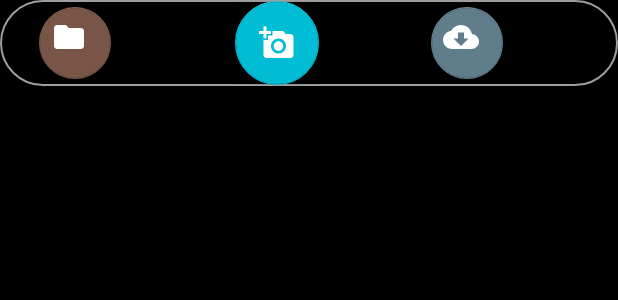
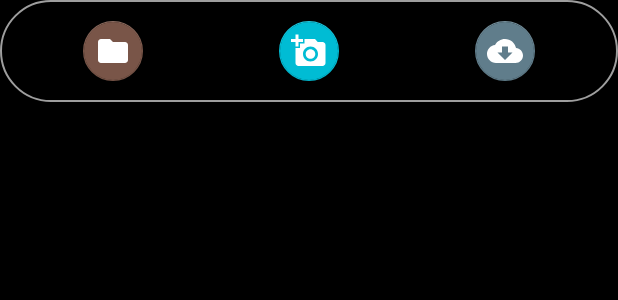
Before and after one commit to XinyueZ/qiaoqiao, an Android app: the layout layout_main_control.xml on its own in the app's theme, with its tools: preview values and no code run, on a phone screen of 412 x 824 dp. Shown: the top 300 px of the screen. Run offline under Robolectric (Android 15) with nearby library versions, the phone set to English and light mode, and no system bars.

Commit message:
Added animating methods

```diff
--- a/app/src/main/res/drawable-v21/ic_loading_pb_group.xml
+++ b/app/src/main/res/drawable-v21/ic_loading_pb_group.xml
@@ -15,7 +15,7 @@
             android:strokeColor="@color/colorYellow"
             android:strokeLineCap="square"
             android:strokeLineJoin="miter"
-            android:strokeWidth="4"
+            android:strokeWidth="8"
             android:trimPathEnd="0"
             android:trimPathOffset="0"
             android:trimPathStart="0" />
--- a/app/src/main/res/drawable/ic_loading_pb_group.xml
+++ b/app/src/main/res/drawable/ic_loading_pb_group.xml
@@ -10,12 +10,12 @@
         android:translateX="24.0"
         android:translateY="24.0">
         <path
-            android:fillColor="@color/colorYellow"
+            android:fillColor="@color/colorTransparent"
             android:pathData="M0, 0 m 0, -19 a -19,19 0 1,1 0,38"
-            android:strokeColor="@color/colorAccent"
+            android:strokeColor="@color/colorYellow"
             android:strokeLineCap="square"
             android:strokeLineJoin="miter"
-            android:strokeWidth="4"
+            android:strokeWidth="8"
             />
 
     </group>
@@ -30,7 +30,7 @@
             android:strokeColor="@color/colorGrey"
             android:strokeLineCap="square"
             android:strokeLineJoin="miter"
-            android:strokeWidth="4"
+            android:strokeWidth="8"
             />
     </group>
 
--- a/app/src/main/res/layout/layout_main_control.xml
+++ b/app/src/main/res/layout/layout_main_control.xml
@@ -9,11 +9,18 @@
         android:background="@drawable/round_gray_rectangle"
         android:gravity="center"
         android:orientation="horizontal"
+        android:paddingBottom="@dimen/medium"
+        android:paddingTop="@dimen/medium"
         android:weightSum="3">
 
         <FrameLayout
             style="@style/ButtonContainer">
 
+
+            <ImageView
+                android:id="@+id/from_local_fb_pb"
+                style="@style/ButtonProgressBar"
+                app:srcCompat="@drawable/ic_animated_loading_pb"/>
 
             <android.support.design.widget.FloatingActionButton
                 android:id="@+id/from_local_fb"
@@ -22,32 +29,34 @@
                 app:fabSize="mini"
                 app:srcCompat="@drawable/ic_from_local"/>
 
-            <ImageView
-                android:id="@+id/from_local_fb_pb"
-                style="@style/ButtonProgressBar"
-                app:srcCompat="@drawable/ic_animated_loading_pb"/>
         </FrameLayout>
 
         <FrameLayout
             style="@style/ButtonContainer">
 
 
+            <ImageView
+                android:id="@+id/capture_fb_pb"
+                style="@style/ButtonProgressBar"
+                app:srcCompat="@drawable/ic_animated_loading_pb"/>
+
             <android.support.design.widget.FloatingActionButton
                 android:id="@+id/capture_fb"
                 style="@style/MainControlButton"
                 app:backgroundTint="@color/colorCyan"
-                app:fabSize="normal"
+                app:fabSize="mini"
                 app:srcCompat="@drawable/ic_capture"/>
 
-            <ImageView
-                android:id="@+id/capture_fb_pb"
-                style="@style/ButtonProgressBar"
-                app:srcCompat="@drawable/ic_animated_loading_pb"/>
         </FrameLayout>
 
         <FrameLayout
             style="@style/ButtonContainer">
 
+
+            <ImageView
+                android:id="@+id/from_web_fb_pb"
+                style="@style/ButtonProgressBar"
+                app:srcCompat="@drawable/ic_animated_loading_pb"/>
 
             <android.support.design.widget.FloatingActionButton
                 android:id="@+id/from_web_fb"
@@ -56,10 +65,6 @@
                 app:fabSize="mini"
                 app:srcCompat="@drawable/ic_from_web"/>
 
-            <ImageView
-                android:id="@+id/from_web_fb_pb"
-                style="@style/ButtonProgressBar"
-                app:srcCompat="@drawable/ic_animated_loading_pb"/>
         </FrameLayout>
     </LinearLayout>
 </layout>
--- a/app/src/main/res/values/styles.xml
+++ b/app/src/main/res/values/styles.xml
@@ -12,12 +12,13 @@
     </style>
 
     <style name="MainControlButton">
-        <item name="android:layout_width">match_parent</item>
-        <item name="android:layout_height">match_parent</item>
+        <item name="android:layout_width">wrap_content</item>
+        <item name="android:layout_height">wrap_content</item>
         <item name="android:layout_marginEnd">@dimen/larger</item>
         <item name="android:layout_marginLeft">@dimen/larger</item>
         <item name="android:layout_marginRight">@dimen/larger</item>
         <item name="android:layout_marginStart">@dimen/larger</item>
+        <item name="android:layout_gravity">center</item>
         <item name="elevation">@dimen/medium</item>
         <item name="rippleColor">@color/colorGrey</item>
     </style>
```
Also changed, not shown: app/src/main/java/com/qiaoqiao/views/MainControlView.java (+33 -0 lines).
